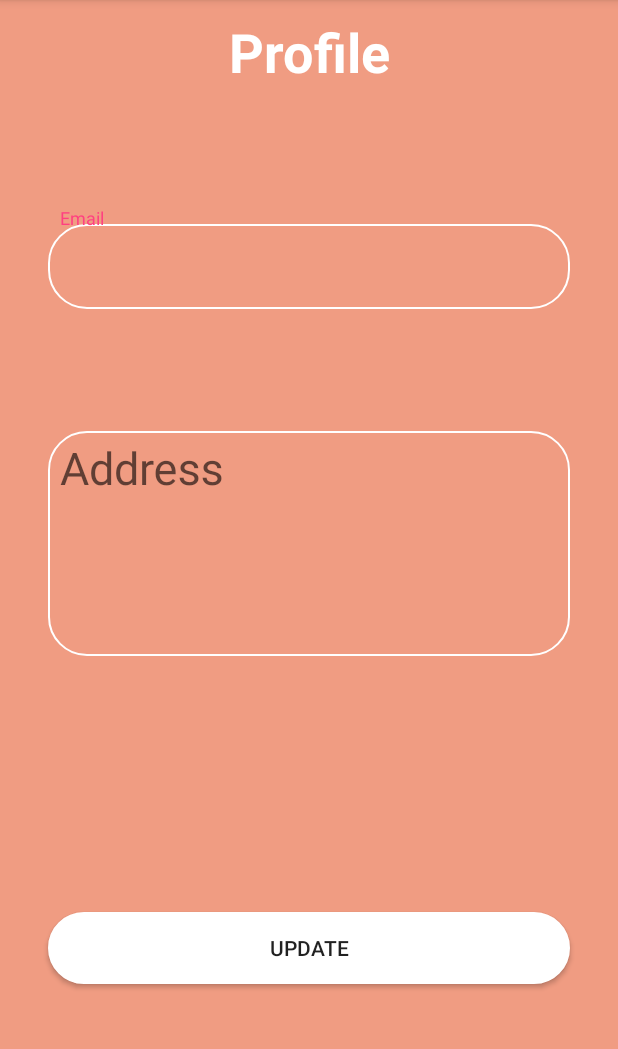
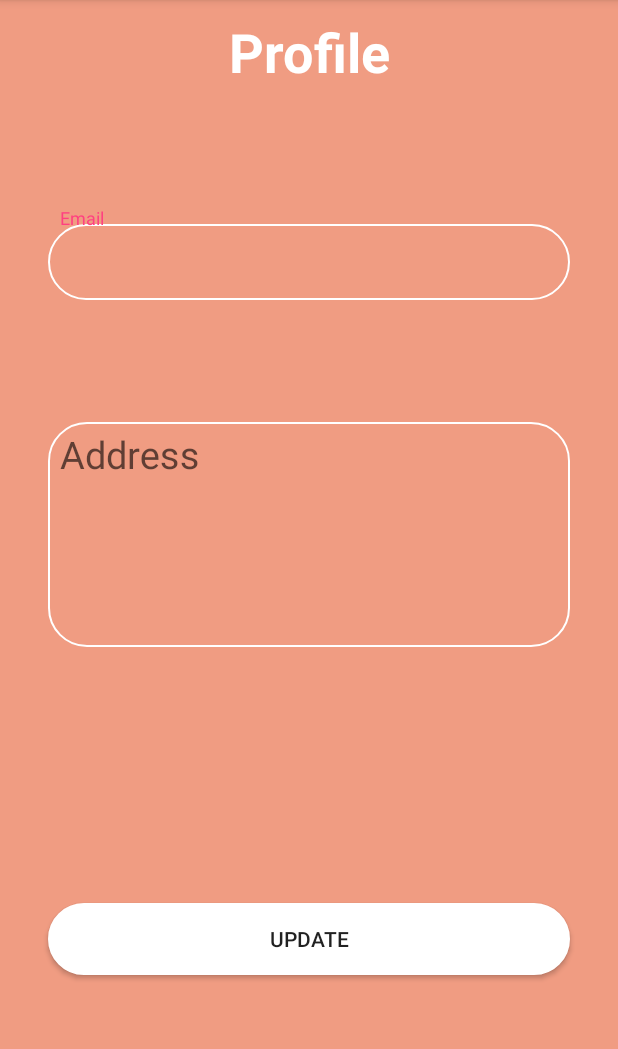
Before and after one commit to HawLiangHo/OBricky, an Android app: the Profile screen opened directly, with no data from a screen before it, on a phone screen of 412 x 824 dp, the part 84-1133 px from its top. Run offline under Robolectric (Android 15) with nearby library versions, the phone set to English and light mode, and no system bars; 3 statements that could not run were skipped.

Commit message:
Commit 4

```diff
--- a/app/src/main/java/com/example/dellinspiron/obricky/Profile.java
+++ b/app/src/main/java/com/example/dellinspiron/obricky/Profile.java
@@ -40,8 +40,8 @@ public class Profile extends AppCompatActivity {
         mETEMail = findViewById(R.id.ETEmail);
         mETAddress = findViewById(R.id.ETAdress);
 
-        mLayoutEmail = findViewById(R.id.layout_username);
-        mLayoutAddress = findViewById(R.id.layout_address);
+        mLayoutEmail = findViewById(R.id.layoutEmail);
+        mLayoutAddress = findViewById(R.id.layoutAddress);
 
         Bundle i = getIntent().getExtras();
 
--- a/app/src/main/res/layout/activity_change_password.xml
+++ b/app/src/main/res/layout/activity_change_password.xml
@@ -40,7 +40,7 @@
             android:id="@+id/EToldpassword"
             android:layout_width="match_parent"
             android:layout_height="wrap_content"
-            android:textSize="30dp"
+            android:textSize="25dp"
             android:hint="Old password"
             android:background="@drawable/shapeusername"
             android:textColorHint="@color/darkgray"
@@ -66,7 +66,7 @@
             android:id="@+id/ETnewPassword"
             android:layout_width="match_parent"
             android:layout_height="wrap_content"
-            android:textSize="30dp"
+            android:textSize="25dp"
             android:hint="New password"
             android:background="@drawable/shapeusername"
             android:textColorHint="@color/darkgray"
@@ -94,7 +94,7 @@
             android:hint="Confirm Password"
             android:inputType="textPassword"
             android:padding="8dp"
-            android:textSize="30dp"
+            android:textSize="25dp"
             android:background="@drawable/shapeusername"
             android:textColorHint="@color/darkgray"
 
--- a/app/src/main/res/layout/activity_profile.xml
+++ b/app/src/main/res/layout/activity_profile.xml
@@ -11,7 +11,7 @@
     >
 
     <TextView
-        android:id="@+id/textView6"
+        android:id="@+id/tvTitleProfile"
         android:layout_width="match_parent"
         android:layout_height="wrap_content"
         android:layout_marginEnd="32dp"
@@ -27,7 +27,7 @@
 
 
         <android.support.design.widget.TextInputLayout
-            android:id="@+id/layout_username"
+            android:id="@+id/layoutEmail"
             android:layout_width="match_parent"
             android:layout_height="wrap_content"
             android:layout_marginEnd="32dp"
@@ -41,7 +41,7 @@
                 android:id="@+id/ETEmail"
                 android:layout_width="match_parent"
                 android:layout_height="wrap_content"
-                android:textSize="30dp"
+                android:textSize="25dp"
                 android:hint="Email"
                 android:background="@drawable/shapeusername"
                 android:textColorHint="@color/darkgray"
@@ -53,7 +53,7 @@
 
 
         <android.support.design.widget.TextInputLayout
-            android:id="@+id/layout_address"
+            android:id="@+id/layoutAddress"
             android:layout_width="match_parent"
             android:layout_height="wrap_content"
             android:layout_marginEnd="32dp"
@@ -73,7 +73,7 @@
                 android:gravity="top|left"
                 android:inputType="textMultiLine"
                 android:textColorHint="@color/darkgray"
-                android:textSize="30dp"
+                android:textSize="25dp"
                 android:padding="8dp"
                 />
 
```
